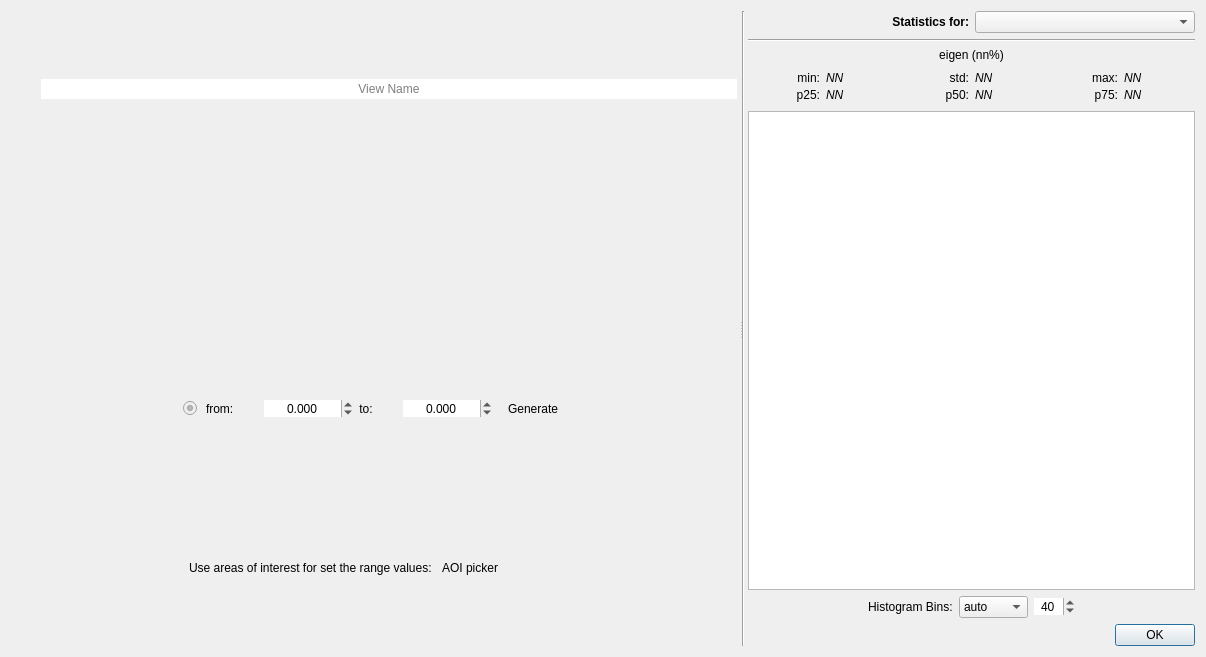
Old version of the form ui/component_analysis_dialog.ui in the repository SMByC/PCA4CD.
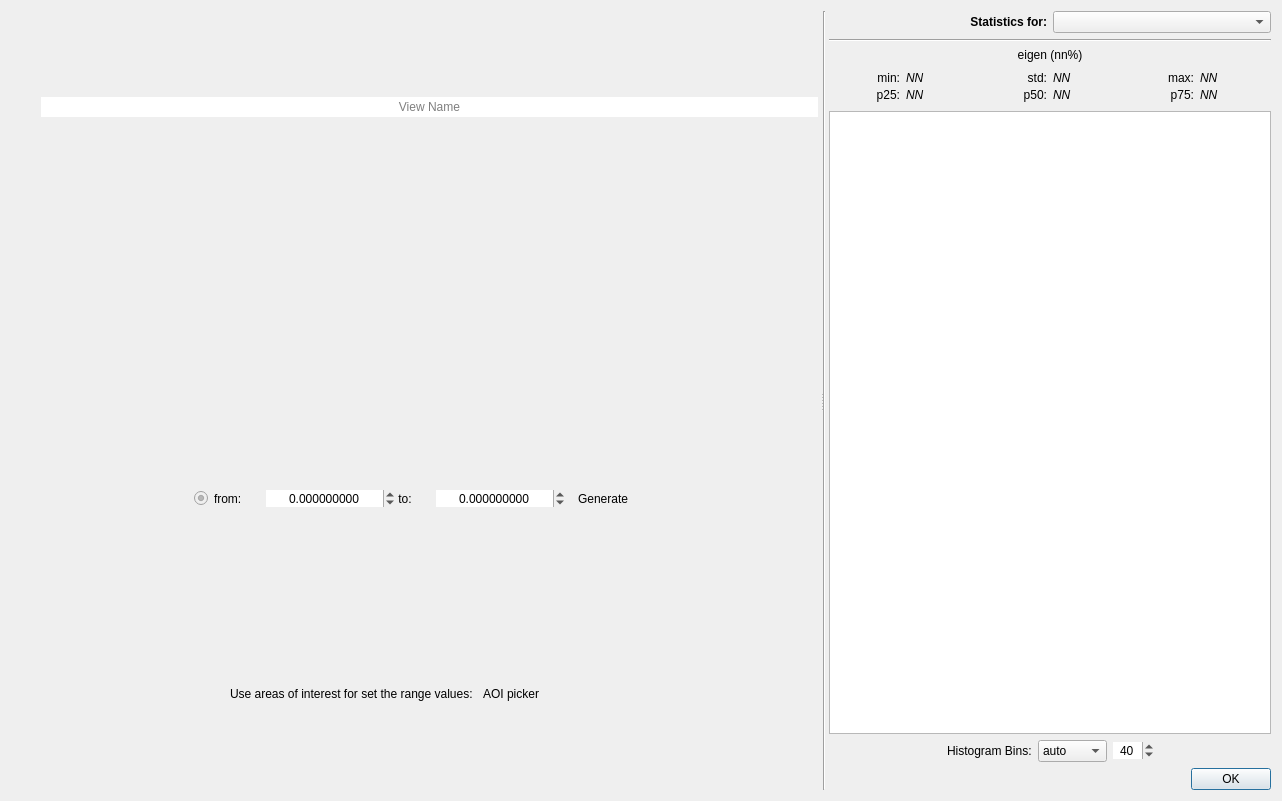
New version of the form. Icons and pictures are not drawn. Custom widgets are drawn as their Qt base class.

```diff
--- a/ui/component_analysis_dialog.ui
+++ b/ui/component_analysis_dialog.ui
@@ -6,8 +6,8 @@
    <rect>
     <x>0</x>
     <y>0</y>
-    <width>1206</width>
-    <height>657</height>
+    <width>1282</width>
+    <height>801</height>
    </rect>
   </property>
   <layout class="QHBoxLayout" name="horizontalLayout">
@@ -104,7 +104,7 @@
         <widget class="QWidget" name="WidgetDetectionLayer" native="true">
          <layout class="QHBoxLayout" name="horizontalLayout_3">
           <property name="spacing">
-           <number>3</number>
+           <number>0</number>
           </property>
           <property name="leftMargin">
            <number>3</number>
@@ -200,7 +200,7 @@
              <set>Qt::AlignCenter</set>
             </property>
             <property name="decimals">
-             <number>3</number>
+             <number>9</number>
             </property>
             <property name="minimum">
              <double>-100000.000000000000000</double>
@@ -246,7 +246,7 @@
              <set>Qt::AlignCenter</set>
             </property>
             <property name="decimals">
-             <number>3</number>
+             <number>9</number>
             </property>
             <property name="minimum">
              <double>-100000.000000000000000</double>
```
